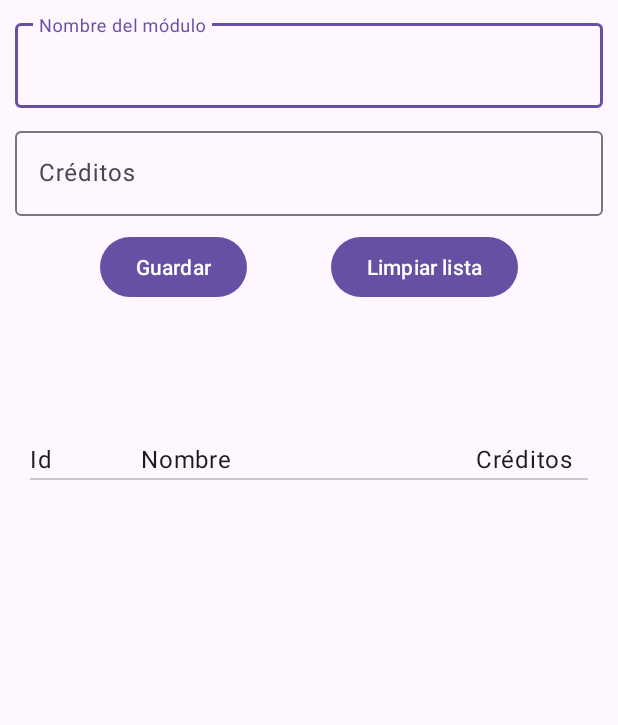
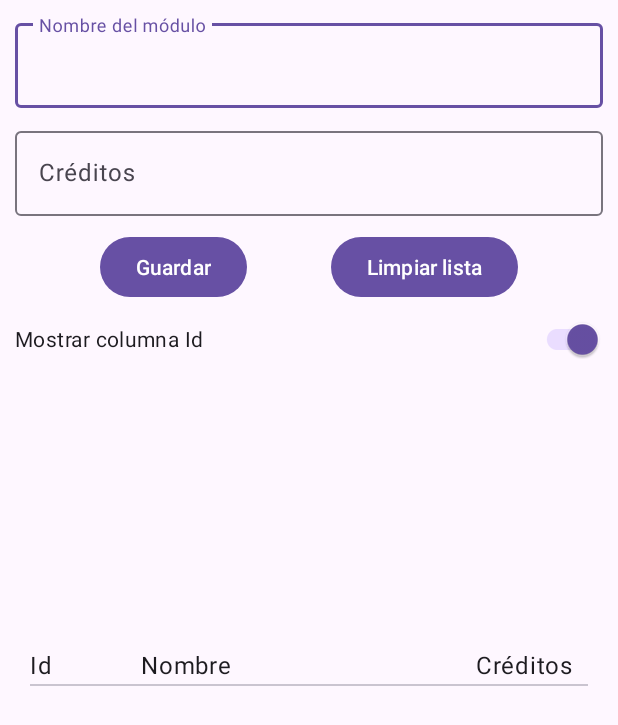
Before and after one commit to mcventur/PracticaRoomModulosDAM, an Android app built with Jetpack Compose: the screen it shows after launch (MainActivity), on a phone screen of 412 x 824 dp. Shown: the top 725 px of the screen. Run offline under Robolectric (Android 15) with nearby library versions, the phone set to English and light mode, and no system bars; our stand-ins replace Room's generated code, livedata-compose.

Commit message:
Preferencia MostrarId

```diff
--- a/app/build.gradle.kts
+++ b/app/build.gradle.kts
@@ -48,9 +48,14 @@ android {
 }
 
 dependencies {
+    implementation("androidx.navigation:navigation-fragment-ktx:2.7.7")
+    implementation("androidx.navigation:navigation-ui-ktx:2.7.7")
     val room_version = "2.6.1"
     val lifecycle_version = "2.7.0"
     val fragment_version = "1.6.2"
+
+    //Para usar DataStore
+    implementation("androidx.datastore:datastore-preferences:1.0.0")
 
     //Dependencias para Compose
     val composeBom = platform("androidx.compose:compose-bom:2024.01.00")
--- a/app/src/main/AndroidManifest.xml
+++ b/app/src/main/AndroidManifest.xml
@@ -1,6 +1,6 @@
 <?xml version="1.0" encoding="utf-8"?>
 <manifest xmlns:android="http://schemas.android.com/apk/res/android"
-    xmlns:tools="http://schemas.android.com/tools">
+    xmlns:tools="http://schemas.android.com/tools" >
 
     <application
         android:name=".core.ModuleApp"
@@ -12,11 +12,11 @@
         android:roundIcon="@mipmap/ic_launcher_round"
         android:supportsRtl="true"
         android:theme="@style/Theme.PracticaRoomModulos"
-        tools:targetApi="31">
+        tools:targetApi="31" >
         <activity
             android:name=".ui.MainActivity"
             android:exported="true"
-            android:windowSoftInputMode="adjustPan">
+            android:windowSoftInputMode="adjustPan" >
             <intent-filter>
                 <action android:name="android.intent.action.MAIN" />
 
--- a/app/src/main/java/com/mpd/pmdm/practicaroommodulos/core/ModuleApp.kt
+++ b/app/src/main/java/com/mpd/pmdm/practicaroommodulos/core/ModuleApp.kt
@@ -1,10 +1,17 @@
 package com.mpd.pmdm.practicaroommodulos.core
 
 import android.app.Application
+import android.content.Context
+import androidx.datastore.core.DataStore
+import androidx.datastore.preferences.core.Preferences
+import androidx.datastore.preferences.preferencesDataStore
 import com.mpd.pmdm.practicaroommodulos.data.AppRepository
 import com.mpd.pmdm.practicaroommodulos.data.database.ModuleDatabase
 
+private const val MODULE_LIST_PREFERENCES_NAME = "ModuleListPreferences"
+private val Context.dataStoreListado: DataStore<Preferences> by preferencesDataStore(name = MODULE_LIST_PREFERENCES_NAME)
+
 class ModuleApp: Application() {
     private val moduleDatabase: ModuleDatabase by lazy { ModuleDatabase.getDataBase(this) }
-    val appRepository: AppRepository by lazy { AppRepository(moduleDatabase.moduleDao()) }
+    val appRepository: AppRepository by lazy { AppRepository(moduleDatabase.moduleDao(), dataStoreListado)}
 }
--- a/app/src/main/java/com/mpd/pmdm/practicaroommodulos/data/AppRepository.kt
+++ b/app/src/main/java/com/mpd/pmdm/practicaroommodulos/data/AppRepository.kt
@@ -1,12 +1,50 @@
 package com.mpd.pmdm.practicaroommodulos.data
 
+import androidx.datastore.core.DataStore
+import androidx.datastore.preferences.core.Preferences
+import androidx.datastore.preferences.core.booleanPreferencesKey
+import androidx.datastore.preferences.core.edit
+import androidx.datastore.preferences.core.emptyPreferences
 import com.mpd.pmdm.practicaroommodulos.data.database.Module
 import com.mpd.pmdm.practicaroommodulos.data.database.ModuleDao
+import kotlinx.coroutines.flow.Flow
+import kotlinx.coroutines.flow.catch
+import kotlinx.coroutines.flow.map
+import java.io.IOException
 
-class AppRepository(private val moduleDao: ModuleDao) {
+class AppRepository(private val moduleDao: ModuleDao, private val dataStoreListado: DataStore<Preferences>) {
 
     val allModules = moduleDao.getAllModules()
 
+    private companion object {
+        //Definimos una clave que usaremos para referenciar más adelante un valor
+        val DISPLAY_ID_COLUMN = booleanPreferencesKey("display_id_column")
+
+
+        //Etiqueta que usaremos para logs
+        const val TAG = "UserPreferencesRepo"
+    }
+
+    /**
+     * Escribe un nuevo valor en la preferencia [DISPLAY_ID_COLUMN]
+     */
+    suspend fun saveDisplayIdOnList(displayId: Boolean){
+        dataStoreListado.edit {preferences ->
+            preferences[DISPLAY_ID_COLUMN] = displayId
+        }
+    }
+
+
+    val displayIdOnList: Flow<Boolean> = dataStoreListado.data
+        .catch {
+            if(it is IOException){
+                emit(emptyPreferences())
+            } else throw it
+        }
+        .map{
+            preferences ->
+            preferences[DISPLAY_ID_COLUMN] ?: true
+        }
 
     suspend fun insert(module: Module): Long {
         return moduleDao.insert(module)
--- a/app/src/main/java/com/mpd/pmdm/practicaroommodulos/ui/AddModuleFragment.kt
+++ b/app/src/main/java/com/mpd/pmdm/practicaroommodulos/ui/AddModuleFragment.kt
@@ -15,6 +15,7 @@ import com.mpd.pmdm.practicaroommodulos.core.ModuleApp
 import com.mpd.pmdm.practicaroommodulos.databinding.FragmentAddModuleBinding
 import com.mpd.pmdm.practicaroommodulos.ui.viewmodel.ModulosViewModel
 import com.mpd.pmdm.practicaroommodulos.ui.viewmodel.ModulosViewModelFactory
+import kotlinx.coroutines.flow.collect
 import kotlinx.coroutines.launch
 
 
@@ -59,6 +60,16 @@ class AddModuleFragment : Fragment() {
                 }
                 .show()
         }
+
+        lifecycleScope.launch {
+            modulosViewModel.getDisplayIdPreference().collect(){
+                binding.displayIdSwitch.isChecked = it
+            }
+        }
+
+        binding.displayIdSwitch.setOnClickListener{
+            modulosViewModel.setDisplayIdPreference(binding.displayIdSwitch.isChecked)
+        }
     }
 
     override fun onDestroyView() {
--- a/app/src/main/java/com/mpd/pmdm/practicaroommodulos/ui/ModulesListFragment.kt
+++ b/app/src/main/java/com/mpd/pmdm/practicaroommodulos/ui/ModulesListFragment.kt
@@ -17,12 +17,15 @@ import androidx.compose.material3.MaterialTheme
 import androidx.compose.material3.Surface
 import androidx.compose.material3.Text
 import androidx.compose.runtime.Composable
+import androidx.compose.runtime.State
+import androidx.compose.runtime.collectAsState
 import androidx.compose.runtime.livedata.observeAsState
 import androidx.compose.ui.Modifier
 import androidx.compose.ui.platform.ViewCompositionStrategy
 import androidx.compose.ui.unit.dp
 import androidx.fragment.app.Fragment
 import androidx.fragment.app.activityViewModels
+import androidx.lifecycle.lifecycleScope
 import androidx.recyclerview.widget.LinearLayoutManager
 import com.mpd.pmdm.practicaroommodulos.R
 import com.mpd.pmdm.practicaroommodulos.core.ModuleApp
@@ -30,6 +33,7 @@ import com.mpd.pmdm.practicaroommodulos.data.database.Module
 import com.mpd.pmdm.practicaroommodulos.databinding.FragmentItemListBinding
 import com.mpd.pmdm.practicaroommodulos.ui.viewmodel.ModulosViewModel
 import com.mpd.pmdm.practicaroommodulos.ui.viewmodel.ModulosViewModelFactory
+import kotlinx.coroutines.launch
 
 /**
  * A fragment representing a list of Items.
@@ -72,30 +76,34 @@ class ModulesListFragment : Fragment() {
     @Composable
     private fun ListaModulos(modifier: Modifier = Modifier) {
         val listaModulos = viewModel.allModules.observeAsState(emptyList())
+        val displayId = viewModel.getDisplayIdPreference().collectAsState(initial = true)
+
         LazyColumn(modifier) {
             stickyHeader {
                 CabeceraListaModulos(
                     modifier = Modifier
                         .fillMaxWidth()
                         .height(40.dp)
-                        .padding(bottom = 10.dp)
+                        .padding(bottom = 10.dp), displayId
                 )
             }
             items(listaModulos.value.size) {
-                RegistroModulo(modifier = Modifier.fillMaxSize(),listaModulos.value[it])
+                RegistroModulo(modifier = Modifier.fillMaxSize(),listaModulos.value[it], displayId)
             }
         }
     }
 
     @Composable
-    private fun CabeceraListaModulos(modifier: Modifier = Modifier) {
+    private fun CabeceraListaModulos(modifier: Modifier = Modifier, displayId: State<Boolean>) {
         Surface(modifier){
             Column {
                 Row {
+                    if(displayId.value){
                         Text(
                             text = getString(R.string.id),
                             modifier = Modifier.weight(1.0f),
                         )
+                    }
                     Text(
                         text = getString(R.string.name),
                         modifier = Modifier.weight(3.0f),
@@ -112,12 +120,14 @@ class ModulesListFragment : Fragment() {
     }
 
     @Composable
-    private fun RegistroModulo(modifier: Modifier = Modifier, module: Module) {
+    private fun RegistroModulo(modifier: Modifier = Modifier, module: Module, displayId: State<Boolean>) {
         Row(modifier){
+            if(displayId.value){
                 Text(
                     text = module.id.toString(),
                     modifier = Modifier.weight(1.0f),
                 )
+            }
             Text(
                 text = module.name,
                 modifier = Modifier.weight(3.0f),
--- a/app/src/main/java/com/mpd/pmdm/practicaroommodulos/ui/viewmodel/ModulosViewModel.kt
+++ b/app/src/main/java/com/mpd/pmdm/practicaroommodulos/ui/viewmodel/ModulosViewModel.kt
@@ -3,14 +3,26 @@ package com.mpd.pmdm.practicaroommodulos.ui.viewmodel
 import androidx.lifecycle.LiveData
 import androidx.lifecycle.ViewModel
 import androidx.lifecycle.ViewModelProvider
+import androidx.lifecycle.asLiveData
 import androidx.lifecycle.viewModelScope
 import com.mpd.pmdm.practicaroommodulos.data.AppRepository
 import com.mpd.pmdm.practicaroommodulos.data.database.Module
+import kotlinx.coroutines.Dispatchers
 import kotlinx.coroutines.async
+import kotlinx.coroutines.flow.Flow
+import kotlinx.coroutines.flow.collect
 import kotlinx.coroutines.launch
 
 class ModulosViewModel(private val appRepository: AppRepository): ViewModel() {
     val allModules: LiveData<List<Module>> = appRepository.allModules
+
+    fun getDisplayIdPreference(): Flow<Boolean> {
+        return appRepository.displayIdOnList
+    }
+
+    fun setDisplayIdPreference(displayId: Boolean){
+        viewModelScope.launch(Dispatchers.IO) { appRepository.saveDisplayIdOnList(displayId) }
+    }
 
     suspend fun insert(moduleName: String, moduleCredits: Byte): Long{
         return viewModelScope.async {
@@ -18,7 +30,6 @@ class ModulosViewModel(private val appRepository: AppRepository): ViewModel() {
             val id = appRepository.insert(module)
             id
         }.await()
-
     }
 
     fun clearAll(){
--- a/app/src/main/res/layout/activity_main.xml
+++ b/app/src/main/res/layout/activity_main.xml
@@ -13,7 +13,7 @@
         android:layout_height="0dp"
         app:layout_constraintBottom_toTopOf="@+id/containerListModules"
         app:layout_constraintTop_toTopOf="parent"
-        app:layout_constraintVertical_weight="1"
+        app:layout_constraintVertical_weight="2"
         tools:layout="@layout/fragment_add_module" />
 
     <androidx.fragment.app.FragmentContainerView
--- a/app/src/main/res/layout/fragment_add_module.xml
+++ b/app/src/main/res/layout/fragment_add_module.xml
@@ -41,7 +41,7 @@
         android:id="@+id/btnAddModule"
         android:layout_width="wrap_content"
         android:layout_height="wrap_content"
-        android:text="Guardar"
+        android:text="@string/guardar"
         app:layout_constraintEnd_toStartOf="@+id/btnClearList"
         app:layout_constraintStart_toStartOf="parent"
         app:layout_constraintTop_toBottomOf="@+id/layoutModuleCredits"
@@ -51,10 +51,17 @@
         android:id="@+id/btnClearList"
         android:layout_width="wrap_content"
         android:layout_height="wrap_content"
-        android:text="Limpiar lista"
+        android:text="@string/limpiar_lista"
         app:layout_constraintBottom_toBottomOf="@+id/btnAddModule"
         app:layout_constraintEnd_toEndOf="parent"
         app:layout_constraintStart_toEndOf="@+id/btnAddModule"
         />
+    <com.google.android.material.switchmaterial.SwitchMaterial
+        android:layout_width="match_parent"
+        android:layout_height="wrap_content"
+        android:id="@+id/displayIdSwitch"
+        android:text="@string/display_id"
+        app:layout_constraintTop_toBottomOf="@+id/btnAddModule"/>
+
 
 </androidx.constraintlayout.widget.ConstraintLayout>
```
Also changed, not shown: app/src/main/res/values/strings.xml (+46 -0 lines). Lines whose indentation alone changed are shown as unchanged.
